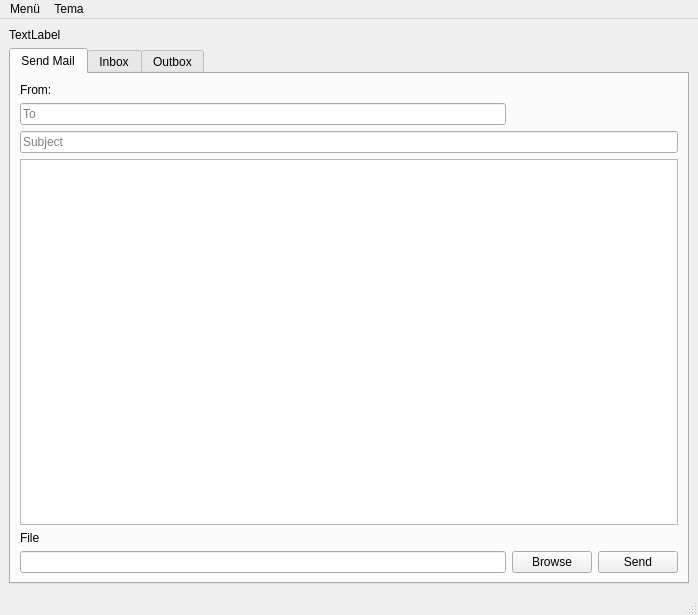
First picture: the form in arayüz.ui, repository Aseloth99/network-security, before the edit.
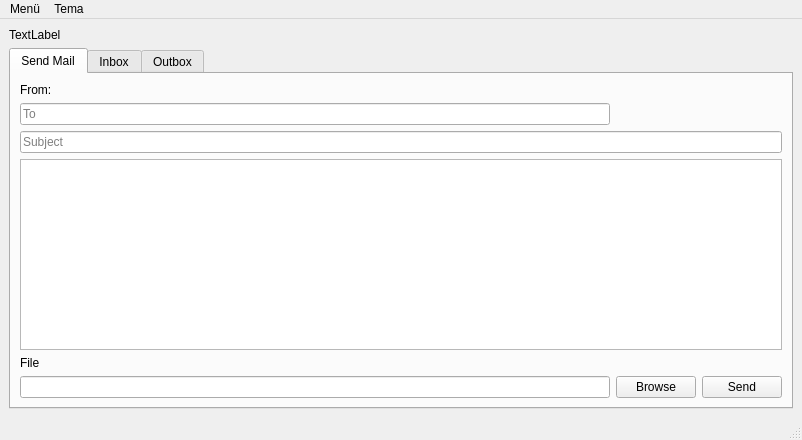
Second picture: the form after the edit.

The edit to the form file:
```diff
--- a/arayüz.ui
+++ b/arayüz.ui
@@ -6,8 +6,8 @@
    <rect>
     <x>0</x>
     <y>0</y>
-    <width>698</width>
-    <height>615</height>
+    <width>802</width>
+    <height>440</height>
    </rect>
   </property>
   <property name="windowTitle">
@@ -158,7 +158,7 @@
     <rect>
      <x>0</x>
      <y>0</y>
-     <width>698</width>
+     <width>802</width>
      <height>21</height>
     </rect>
    </property>
```
Left out of the diff: 2 changed lines with no effect on the pictures.
